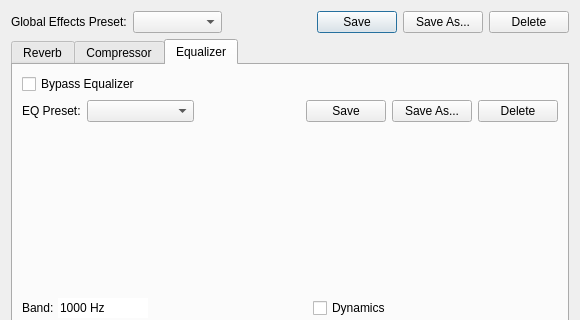
The window that src/effectsdlgbase.ui (ignotus666/jamulus) describes before a commit, drawn with Qt 5; both pictures show x 0 to 580 and y 0 to 320 of the 580 by 537 pixel window.
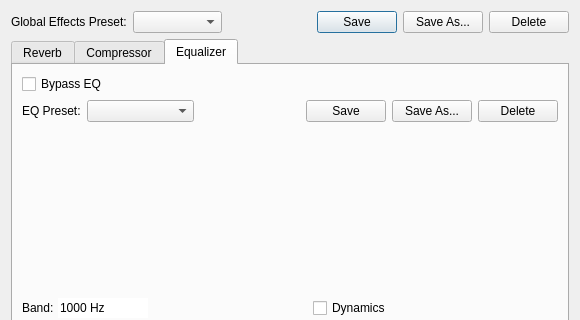
The same window after the commit. The open tabs and pages were chosen to show the change. Custom widgets are drawn as their Qt base class.

```diff
--- a/src/effectsdlgbase.ui
+++ b/src/effectsdlgbase.ui
@@ -575,7 +575,7 @@
        <item row="0" column="0">
         <widget class="QCheckBox" name="pChbEQBypass">
          <property name="text">
-          <string>Bypass Equalizer</string>
+          <string>Bypass EQ</string>
          </property>
         </widget>
        </item>
```
Left out of the diff: 2 changed lines with no effect on the pictures.
